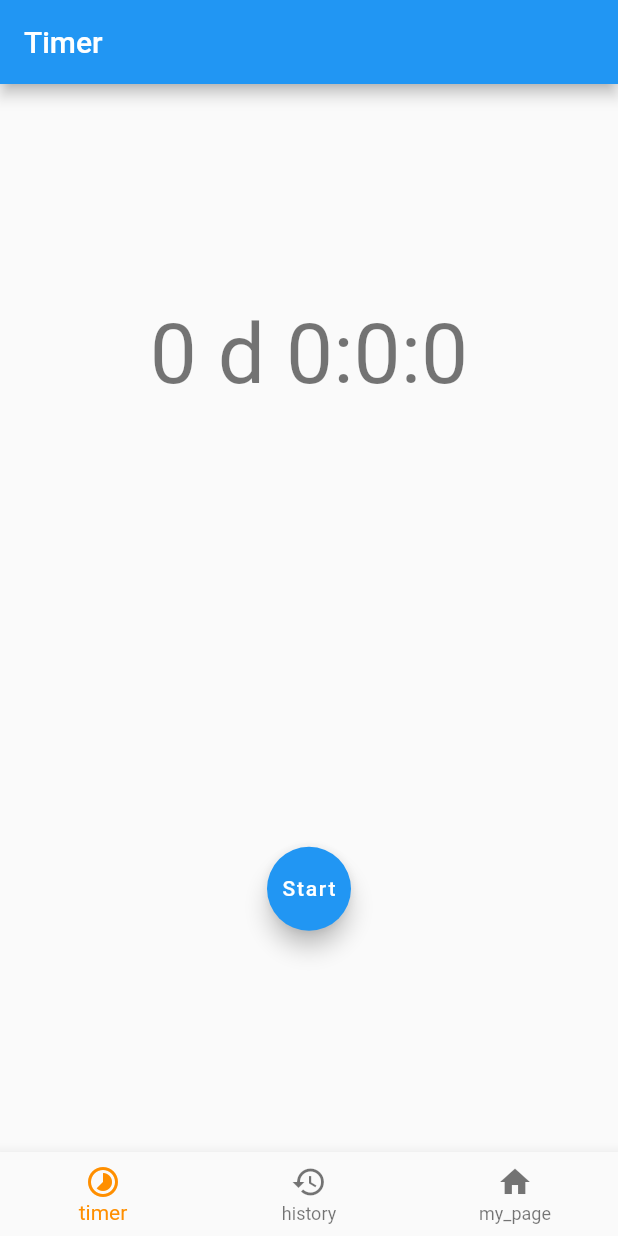
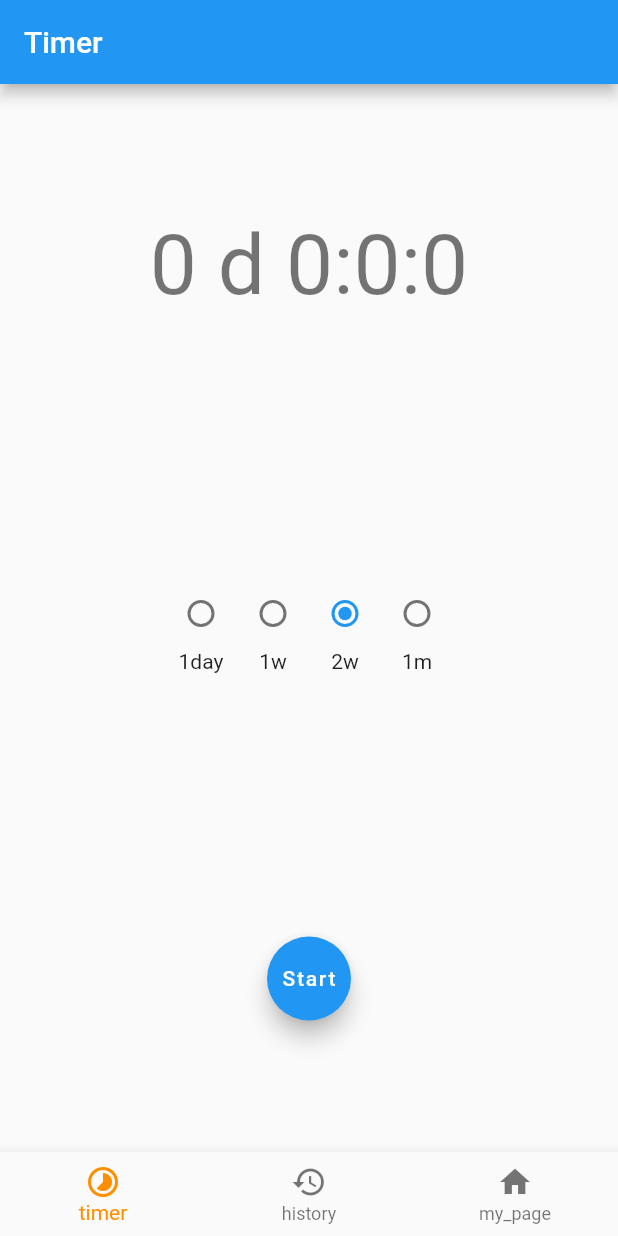
Before and after one commit to ochi-tama/flutter-test, a Flutter app: the screen it shows after launch, on a phone screen of 412 x 824 dp. Run offline on Flutter 3.47's test engine with Material 2 defaults, Android fonts, the phone set to English and light mode, and no system bars.

Commit message:
期間の選択機能を追加

```diff
--- a/lib/timer.dart
+++ b/lib/timer.dart
@@ -11,7 +11,7 @@ class TimerPage extends StatefulWidget {
 class _TimerPageState extends State<TimerPage> {
   late Timer _timer;
   late DateTime _endDate;
-  int duration = 14;
+  int _duration = 14;
   late DateTime _time;
   bool _fired = false;
 
@@ -23,7 +23,7 @@ class _TimerPageState extends State<TimerPage> {
   }
 
   void startTimer() {
-    _endDate = DateTime.now().add(Duration(days: duration));
+    _endDate = DateTime.now().add(Duration(days: _duration));
     _time = DateTime.now();
     _timer = Timer.periodic(Duration(seconds: 1), (Timer timer) {
       setState(() {
@@ -44,6 +44,12 @@ class _TimerPageState extends State<TimerPage> {
     _timer.cancel();
   }
 
+  void selectDuration(int? selected) {
+    setState(() {
+      _duration = selected!;
+    });
+  }
+
   // .toString().padLeft(2, "0")
   String remainingTime() {
     final remaining = _endDate.difference(_time);
@@ -55,21 +61,73 @@ class _TimerPageState extends State<TimerPage> {
     return formattedRemaining;
   }
 
+  // 要レイアウト調整
   @override
   Widget build(BuildContext context) {
-    return Container(
-        child: Center(
-            child: Column(
+    return Column(
+      crossAxisAlignment: CrossAxisAlignment.center,
       mainAxisAlignment: MainAxisAlignment.spaceAround,
       children: [
         Text(
           remainingTime(),
           style: Theme.of(context).textTheme.headline2,
         ),
+        SelectDurationMenu(onTapHandler: selectDuration),
         TimerButton(
             fired: _fired, startHandler: startTimer, stopHandler: stopTimer),
       ],
-    )));
+    );
+  }
+}
+
+class SelectDurationMenu extends StatefulWidget {
+  final void Function(int?) onTapHandler;
+
+  SelectDurationMenu({Key? key, required this.onTapHandler}) : super(key: key);
+
+  @override
+  _SelectDurationMenuState createState() => _SelectDurationMenuState();
+}
+
+class _SelectDurationMenuState extends State<SelectDurationMenu> {
+  int _selected = 14;
+  final Map<String, int> _durationMap = const {
+    "1day": 1,
+    "1w": 7,
+    "2w": 14,
+    "1m": 30,
+  };
+  late final durationKeys = _durationMap.keys;
+
+  Widget _buildDurationButton(String description, int value, int groupValue,
+      void Function(int?) onChanged) {
+    return Column(
+      children: [
+        Radio(
+            value: value,
+            groupValue: groupValue,
+            onChanged: (int? selected) {
+              onChanged(selected);
+              setState(() {
+                _selected = selected!;
+              });
+            }),
+        Text(description)
+      ],
+    );
+  }
+
+  @override
+  Widget build(BuildContext context) {
+    final buttonList = _durationMap.entries
+        .map((e) => _buildDurationButton(
+            e.key, e.value, _selected, widget.onTapHandler))
+        .toList();
+    return Center(
+        child: Row(
+      mainAxisAlignment: MainAxisAlignment.center,
+      children: buttonList,
+    ));
   }
 }
 
```
